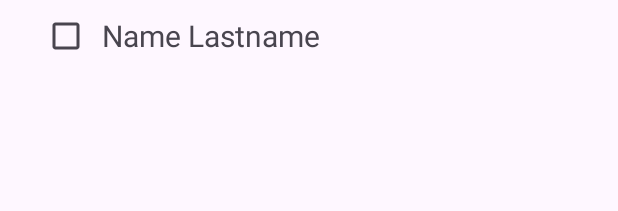
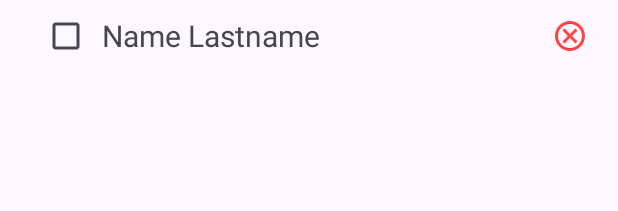
Before and after one commit to ProstoSanja/LTC2, an Android app: the layout item_student_entry.xml on its own in the app's theme, with its tools: preview values and no code run, on a phone screen of 412 x 824 dp. Shown: the top 211 px of the screen. Run offline under Robolectric (Android 15) with nearby library versions, the phone set to English and light mode, and no system bars; network calls fail.

Commit message:
error handling and missing students

```diff
--- a/app/src/main/java/com/thatguyalex/ltc2/ui/adapters/StudentsAdapter.kt
+++ b/app/src/main/java/com/thatguyalex/ltc2/ui/adapters/StudentsAdapter.kt
@@ -5,6 +5,7 @@ import android.content.DialogInterface
 import android.view.LayoutInflater
 import android.view.View
 import android.view.ViewGroup
+import android.widget.ImageView
 import android.widget.Toast
 import androidx.appcompat.app.AlertDialog
 import androidx.appcompat.widget.AppCompatCheckBox
@@ -31,6 +32,7 @@ class StudentsAdapter(private var dataSet: List<StudentResponse>,
         val root: View = view
         val name: AppCompatTextView = view.findViewById(R.id.student_name)
         val checkbox: MaterialCheckBox = view.findViewById(R.id.student_checkbox)
+        val imageMissingLongTime: ImageView = view.findViewById(R.id.student_missing_long_time)
     }
 
     override fun onCreateViewHolder(viewGroup: ViewGroup, viewType: Int): ViewHolder {
@@ -42,6 +44,7 @@ class StudentsAdapter(private var dataSet: List<StudentResponse>,
         val student = dataSet[position]
         viewHolder.name.text = student.name
         viewHolder.checkbox.isChecked = student.attendedToday
+        viewHolder.imageMissingLongTime.visibility = if (student.attendedPastTwoWeeks) View.GONE else View.VISIBLE
         viewHolder.checkbox.setOnClickListener { view ->
             val checkbox = (view as AppCompatCheckBox)
             val checked = checkbox.isChecked
--- a/app/src/main/java/com/thatguyalex/ltc2/viewmodel/MainViewModel.kt
+++ b/app/src/main/java/com/thatguyalex/ltc2/viewmodel/MainViewModel.kt
@@ -31,6 +31,10 @@ class MainViewModel : ViewModel() {
         MutableLiveData<List<StudentResponse>>()
     }
 
+    val error: MutableLiveData<String> by lazy {
+        MutableLiveData<String>()
+    }
+
     fun handleApiLogin(loginResponse: LoginResponse) {
         if (loginResponse.isTutor) {
             authentificated.value = true
@@ -62,6 +66,7 @@ class MainViewModel : ViewModel() {
     fun handleApiError(t: Throwable) {
         t.printStackTrace()
         Log.e("TAG", t.message.toString())
+        error.value = t.message.toString()
     }
 
 }
--- /dev/null
+++ b/app/src/main/res/drawable/ic_cancel_outline.xml
@@ -0,0 +1,5 @@
+<vector android:height="24dp" android:tint="#FF4444"
+    android:viewportHeight="24" android:viewportWidth="24"
+    android:width="24dp" xmlns:android="http://schemas.android.com/apk/res/android">
+    <path android:fillColor="@android:color/white" android:pathData="M12,2C6.47,2 2,6.47 2,12s4.47,10 10,10 10,-4.47 10,-10S17.53,2 12,2zM12,20c-4.41,0 -8,-3.59 -8,-8s3.59,-8 8,-8 8,3.59 8,8 -3.59,8 -8,8zM15.59,7L12,10.59 8.41,7 7,8.41 10.59,12 7,15.59 8.41,17 12,13.41 15.59,17 17,15.59 13.41,12 17,8.41z"/>
+</vector>
--- a/app/src/main/res/layout/item_student_entry.xml
+++ b/app/src/main/res/layout/item_student_entry.xml
@@ -18,7 +18,18 @@
         android:id="@+id/student_name"
         android:textSize="20sp"
         android:layout_gravity="start|center_vertical"
+        android:layout_width="0dp"
+        android:layout_height="wrap_content"
+        android:layout_weight="1"/>
+
+    <ImageView
+        android:id="@+id/student_missing_long_time"
+        android:visibility="gone"
+        tools:visibility="visible"
+        android:layout_gravity="center"
         android:layout_width="wrap_content"
-        android:layout_height="wrap_content"/>
+        android:layout_height="wrap_content"
+        android:src="@drawable/ic_cancel_outline"
+        android:tooltipText="Student has not attended in past 2 weeks"/>
 
 </LinearLayout>
```
Also changed, not shown: app/src/main/java/com/thatguyalex/ltc2/ui/MainActivity.kt (+15 -0 lines).
